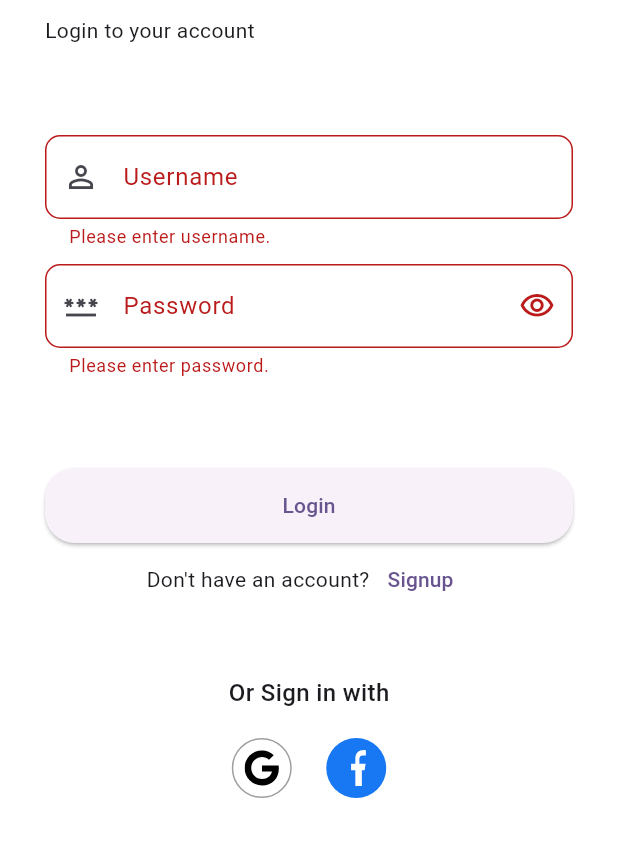
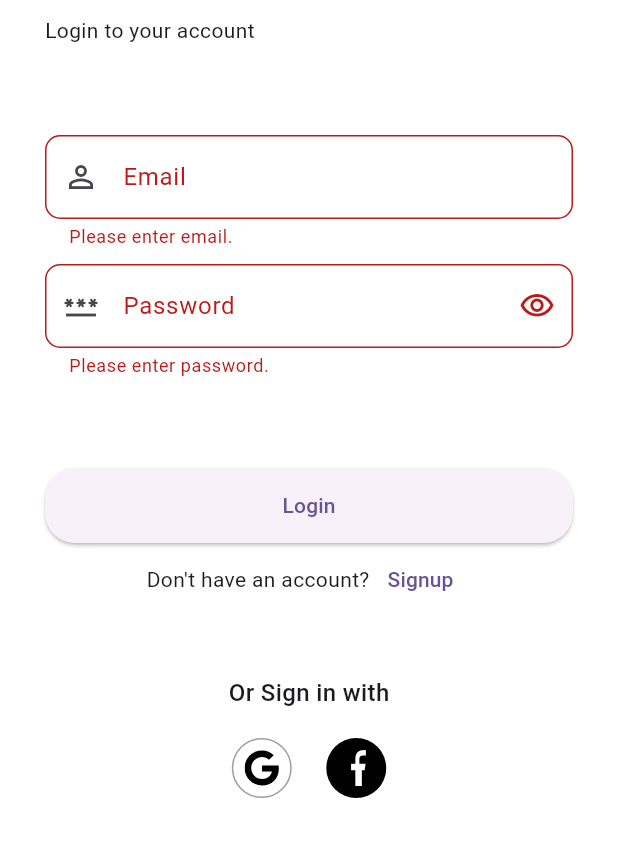
Before and after one commit to maryaam23/shoe-store-app, a Flutter app: the screen it shows after launch, after a tap on "Login", on a phone screen of 412 x 824 dp, the part 120-977 px from its top. Run offline on Flutter 3.47's test engine with Material 3 defaults, Android fonts, the phone set to English and light mode, and no system bars; our stand-ins replace firebase_auth, firebase_core, flutter_svg, google_fonts, google_sign_in; missing offline and left inert: flutter_facebook_auth; accounts and stored records are empty.

```diff
--- a/lib/User_Pages/login_page.dart
+++ b/lib/User_Pages/login_page.dart
@@ -1,6 +1,9 @@
 import 'package:flutter/material.dart';
 //import 'package:hive_flutter/hive_flutter.dart';
 import 'package:flutter_svg/flutter_svg.dart'; // For SVG icons
+import 'package:shoe_store_app/auth_service.dart';
+import 'package:firebase_auth/firebase_auth.dart';
+
 
 import 'home_page.dart';
 import 'signup_page.dart';
@@ -23,16 +26,13 @@ class _LoginPageState extends State<LoginPage> {
   //final Box _boxLogin = Hive.box("login");
   //final Box _boxAccounts = Hive.box("accounts");
 
-  // Fake replacements for testing UI only
-  final Map<String, dynamic> _boxLogin = {};
-  final Map<String, dynamic> _boxAccounts = {
-    "test": "1234", // dummy account
-  };
+  final user = FirebaseAuth.instance.currentUser;
+
 
   @override
   Widget build(BuildContext context) {
     // If user is already logged in, go directly to HomePage
-    if (_boxLogin["loginStatus"] ?? false) {
+    if (user != null) {
       return HomePage();
     }
 
@@ -86,7 +86,7 @@ class _LoginPageState extends State<LoginPage> {
                 controller: _controllerUsername, // Controller to get input
                 keyboardType: TextInputType.name, // Keyboard type
                 decoration: InputDecoration(
-                  labelText: "Username",
+                  labelText: "Email",
                   prefixIcon: const Icon(
                     Icons.person_outline,
                   ), // Icon on the left
@@ -103,9 +103,9 @@ class _LoginPageState extends State<LoginPage> {
                             .requestFocus(), // Move focus to password field when done
                 validator: (String? value) {
                   if (value == null || value.isEmpty) {
-                    return "Please enter username.";
-                  } else if (!_boxAccounts.containsKey(value)) {
-                    return "Username is not registered.";
+                    return "Please enter email.";
+                  } else if (!RegExp(r'^[^@]+@[^@]+\.[^@]+').hasMatch(value)) {
+                    return "Enter a valid email.";
                   }
 
                   return null;
@@ -143,11 +143,8 @@ class _LoginPageState extends State<LoginPage> {
                 validator: (String? value) {
                   if (value == null || value.isEmpty) {
                     return "Please enter password.";
-                  } else if (value != _boxAccounts[_controllerUsername.text]) {
-                    return "Wrong password.";
-                  }
+                  } return null; // No manual password check needed
 
-                  return null;
                 },
               ),
               const SizedBox(height: 60),
@@ -165,21 +162,33 @@ class _LoginPageState extends State<LoginPage> {
                         ), // Rounded corners
                       ),
                     ),
-                    onPressed: () {
+                    onPressed: () async {
                       if (_formKey.currentState?.validate() ?? false) {
-                        _boxLogin["loginStatus"] = true;
-                        _boxLogin["userName"] = _controllerUsername.text;
+                        try {
+                          // Call Firebase email login
+                          final user = await AuthService().signInWithEmail(
+                            _controllerUsername.text.trim(), // email
+                            _controllerPassword.text.trim(), // password
+                          );
 
-                        Navigator.pushReplacement(
-                          context,
-                          MaterialPageRoute(
-                            builder: (context) {
-                              return HomePage();
-                            },
-                          ),
-                        );
+                          if (user != null) {
+                            // ✅ Login successful
+                            Navigator.pushReplacement(
+                              context,
+                              MaterialPageRoute(builder: (_) => HomePage()),
+                            );
+                          }
+                        } catch (e) {
+                          // ❌ Show error if login fails
+                          ScaffoldMessenger.of(context).showSnackBar(
+                            SnackBar(
+                              content: Text("Login failed: ${e.toString()}"),
+                            ),
+                          );
+                        }
                       }
                     },
+
                     child: const Text("Login"),
                   ),
                   Row(
@@ -221,8 +230,18 @@ class _LoginPageState extends State<LoginPage> {
                     children: [
                       // Google
                       IconButton(
-                        onPressed: () {
-                          //  handle Google login
+                        onPressed: () async {
+                          final user = await AuthService().signInWithGoogle();
+                          if (user != null) {
+                            print("✅ Google login: ${user.displayName}");
+                            // You can navigate to your home page here
+                            Navigator.pushReplacement(
+                              context,
+                              MaterialPageRoute(builder: (_) => HomePage()),
+                            );
+                          } else {
+                            print("❌ Google login failed");
+                          }
                         },
                         style: IconButton.styleFrom(
                           backgroundColor: Colors.white,
@@ -249,11 +268,25 @@ class _LoginPageState extends State<LoginPage> {
 
                       // Facebook
                       IconButton(
-                        onPressed: () {
-                          // handle Facebook login
+                        onPressed: () async {
+                          final user = await AuthService().signInWithFacebook();
+                          if (user != null) {
+                            print("✅ Facebook login: ${user.displayName}");
+                            Navigator.pushReplacement(
+                              context,
+                              MaterialPageRoute(builder: (_) => HomePage()),
+                            );
+                          } else {
+                            print("❌ Facebook login failed");
+                          }
                         },
                         style: IconButton.styleFrom(
-                          backgroundColor: Color(0xFF1877F2), // Facebook blue
+                          backgroundColor: Color.fromARGB(
+                            255,
+                            0,
+                            0,
+                            0,
+                          ), // Facebook blue
                         ),
                         icon: SvgPicture.string(
                           '''
--- a/pubspec.yaml
+++ b/pubspec.yaml
@@ -36,6 +36,8 @@ dependencies:
   firebase_core: ^3.4.0   # latest
   firebase_auth: ^5.1.0   # if using auth
   cloud_firestore: ^5.2.0 # if using Firestore DB
+  google_sign_in: ^6.2.1
+  flutter_facebook_auth: ^6.2.0
 
 
 
```
Also changed, not shown: lib/User_Pages/signup_page.dart (+96 -11 lines), lib/auth_service.dart (added, +62 -0 lines), lib/firebase_options.dart, pubspec.lock, 7 other files.
